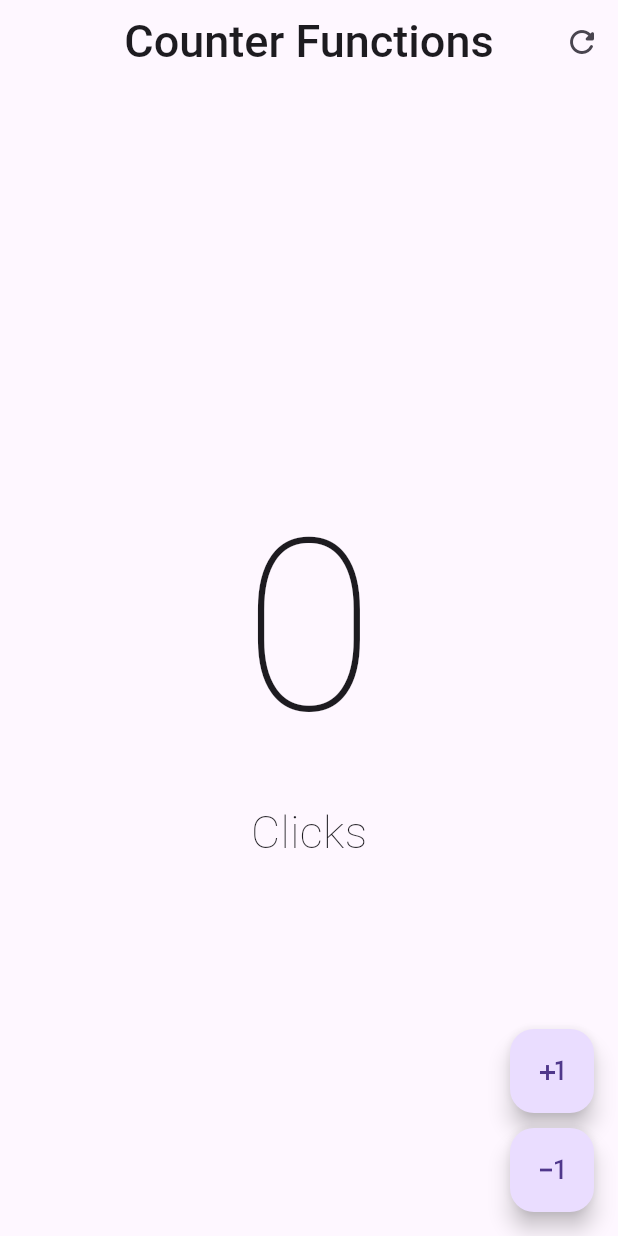
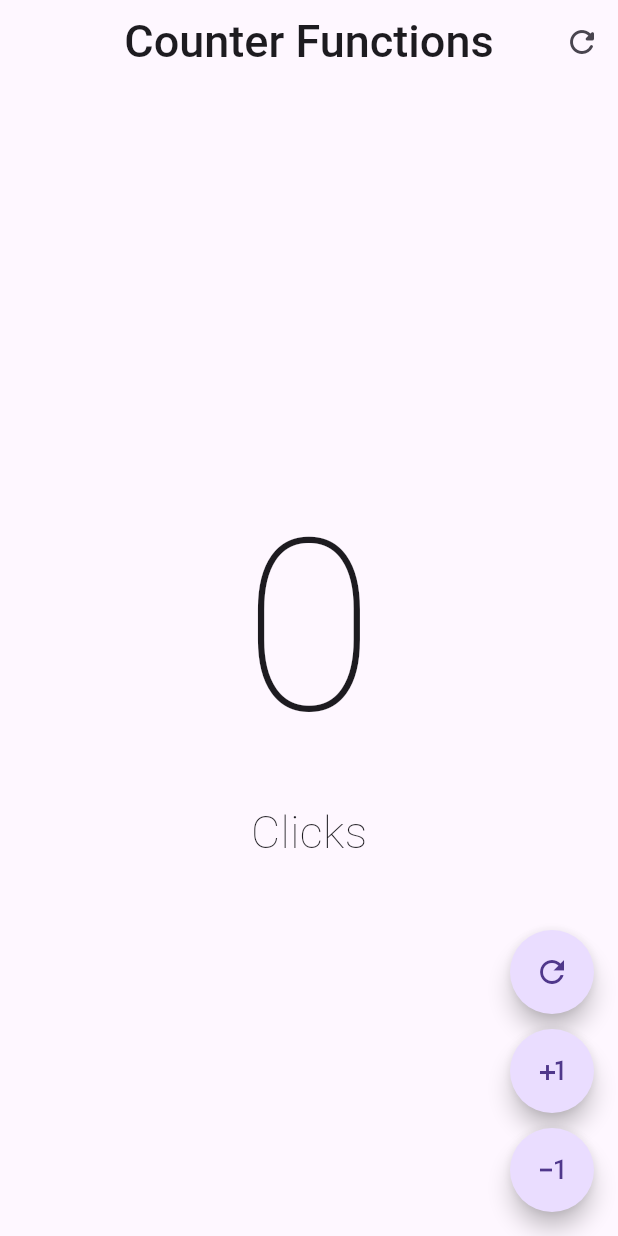
Before and after one commit to erickdavestech/Flutter_CounterScreen, a Flutter app: the screen it shows after launch, on a phone screen of 412 x 824 dp. Run offline on Flutter 3.47's test engine with Material 3 defaults, Android fonts, the phone set to English and light mode, and no system bars.

Commit message:
main.dart segunda_pantalla_resetbuttom_rounded_shape_fix

```diff
--- a/lib/main.dart
+++ b/lib/main.dart
@@ -1,5 +1,5 @@
 import 'package:flutter/material.dart';
-import 'package:flutter_daves/presentation/screens/counter.dart';
+//import 'package:flutter_daves/presentation/screens/counter.dart';
 import 'package:flutter_daves/presentation/screens/counter_functions_screen.dart';
 
 void main() {
--- a/lib/presentation/screens/counter_functions_screen.dart
+++ b/lib/presentation/screens/counter_functions_screen.dart
@@ -61,9 +61,24 @@ class _CounterFunctionsScreenState extends State<CounterFunctionsScreen> {
         floatingActionButton: Column(
           mainAxisAlignment: MainAxisAlignment.end,
           children: [
-            // Creamos dos   FloatingActionButton
+            // Creamos tres   FloatingActionButton
+            // Reset counter
+            FloatingActionButton(
+              shape: const StadiumBorder(),
+              onPressed: () {
+                // Ste estate to render
+                setState(() {
+                  // Variable to ++ for change the text
+                  clickCounter = 0;
+                });
+              },
+              child: const Icon(Icons.refresh_outlined),
+            ),
+            const SizedBox(height: 10),
             // Incrementa
             FloatingActionButton(
+              // forma redondeada
+              shape: const StadiumBorder(),
               onPressed: () {
                 // Ste estate to render
                 setState(() {
@@ -78,6 +93,7 @@ class _CounterFunctionsScreenState extends State<CounterFunctionsScreen> {
             ),
             // Descrementa y asegura que no se pueda menor que 0
             FloatingActionButton(
+              shape: const StadiumBorder(),
               onPressed: () {
                 // Ste estate to render
                 setState(() {
@@ -88,6 +104,12 @@ class _CounterFunctionsScreenState extends State<CounterFunctionsScreen> {
               },
               child: const Icon(Icons.exposure_minus_1_outlined),
             ),
+
+
+
+
+
+
           ],
         ));
   }
```
